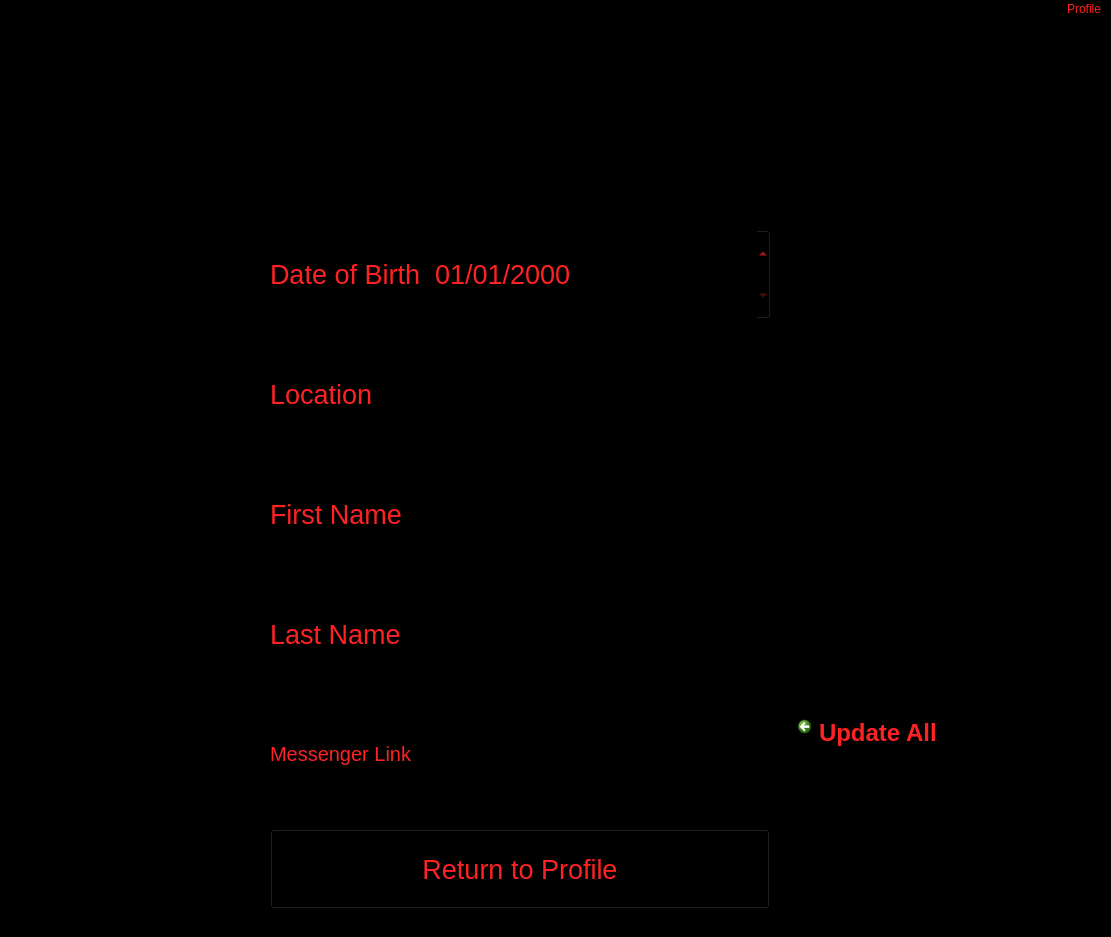
This is profile_editor.ui in JCMerlino/Hackathon as Qt 5 draws it before an edit. The edited form follows.
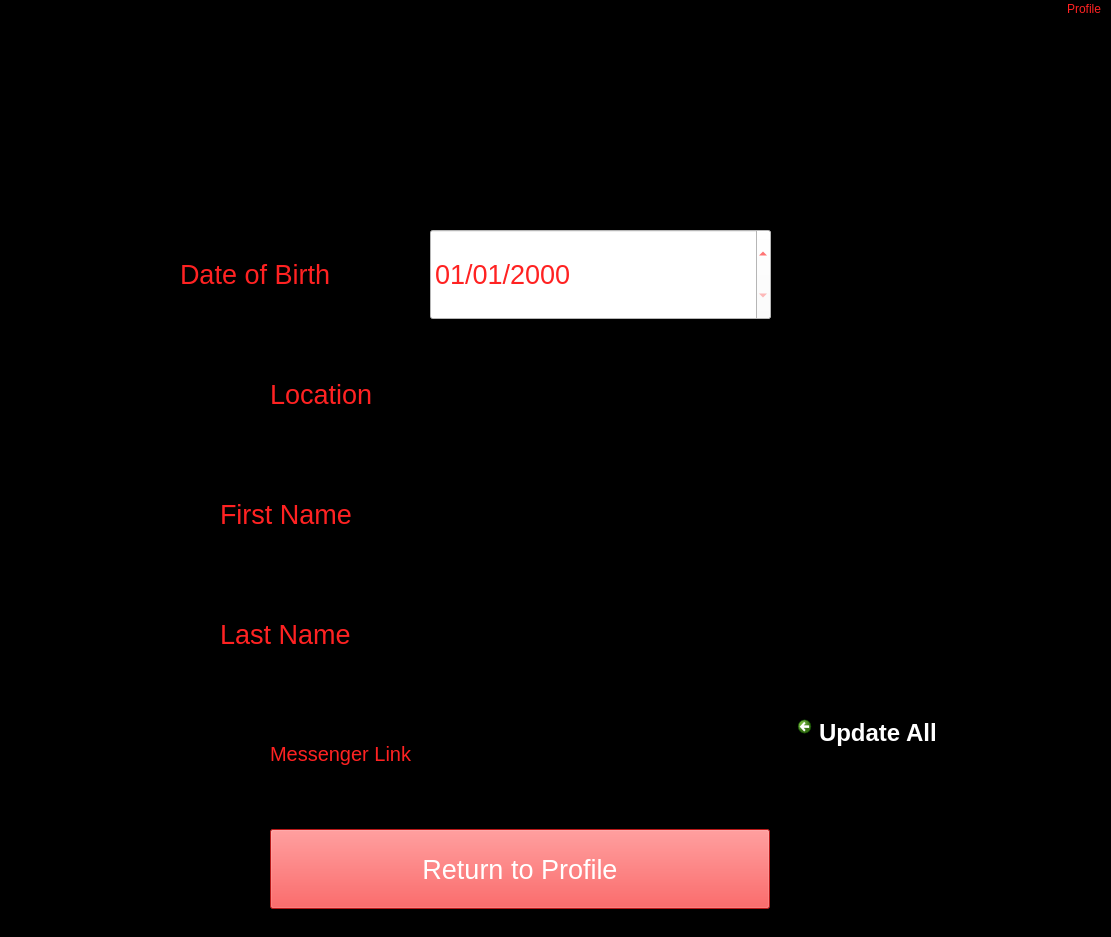
This is the edited form. Icons and pictures are not drawn.

Diff of the .ui file:
```diff
--- a/profile_editor.ui
+++ b/profile_editor.ui
@@ -57,6 +57,9 @@
     <property name="layoutDirection">
      <enum>Qt::LeftToRight</enum>
     </property>
+    <property name="styleSheet">
+     <string notr="true">background-color: rgb(255, 255, 255);</string>
+    </property>
     <property name="maximumDateTime">
      <datetime>
       <hour>23</hour>
@@ -84,9 +87,9 @@
    <widget class="QLabel" name="Date_of_Birth_Label">
     <property name="geometry">
      <rect>
-      <x>270</x>
+      <x>180</x>
       <y>210</y>
-      <width>150</width>
+      <width>240</width>
       <height>90</height>
      </rect>
     </property>
@@ -130,9 +133,9 @@
    <widget class="QLabel" name="First_Name_Label">
     <property name="geometry">
      <rect>
-      <x>270</x>
+      <x>220</x>
       <y>450</y>
-      <width>151</width>
+      <width>200</width>
       <height>90</height>
      </rect>
     </property>
@@ -158,9 +161,9 @@
    <widget class="QLabel" name="Last_Name_Label">
     <property name="geometry">
      <rect>
-      <x>270</x>
+      <x>220</x>
       <y>570</y>
-      <width>151</width>
+      <width>200</width>
       <height>90</height>
      </rect>
     </property>
@@ -222,6 +225,7 @@
     </property>
     <property name="font">
      <font>
+      <family>Segoe UI</family>
       <pointsize>18</pointsize>
       <weight>75</weight>
       <bold>true</bold>
@@ -230,6 +234,10 @@
     <property name="cursor">
      <cursorShape>PointingHandCursor</cursorShape>
     </property>
+    <property name="styleSheet">
+     <string notr="true">background-color: rgb(255, 34, 34);
+color: rgb(255, 255, 255);</string>
+    </property>
     <property name="text">
      <string>Update All</string>
     </property>
@@ -248,6 +256,10 @@
       <pointsize>20</pointsize>
      </font>
     </property>
+    <property name="styleSheet">
+     <string notr="true">color: rgb(255, 255, 255);
+background-color: rgb(255, 34, 34);</string>
+    </property>
     <property name="text">
      <string>Return to Profile</string>
     </property>
```
Left out of the diff: 34 changed lines with no effect on the pictures.
